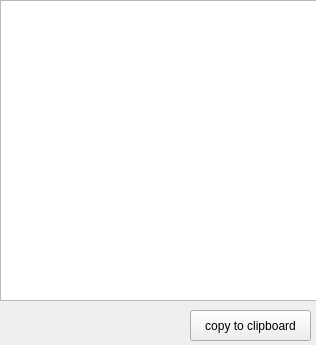
jakubiszon26/Mast, file Mast/system_info_form.ui: the form before one commit.
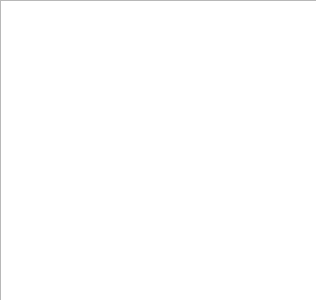
The form after the commit.

What changed in the file:
```diff
--- a/Mast/system_info_form.ui
+++ b/Mast/system_info_form.ui
@@ -7,7 +7,7 @@
     <x>0</x>
     <y>0</y>
     <width>316</width>
-    <height>345</height>
+    <height>300</height>
    </rect>
   </property>
   <property name="windowTitle">
@@ -25,18 +25,8 @@
    <property name="readOnly">
     <bool>true</bool>
    </property>
-  </widget>
-  <widget class="QPushButton" name="copy_button">
-   <property name="geometry">
-    <rect>
-     <x>190</x>
-     <y>310</y>
-     <width>121</width>
-     <height>31</height>
-    </rect>
-   </property>
-   <property name="text">
-    <string>copy to clipboard</string>
+   <property name="plainText">
+    <string/>
    </property>
   </widget>
  </widget>
```
